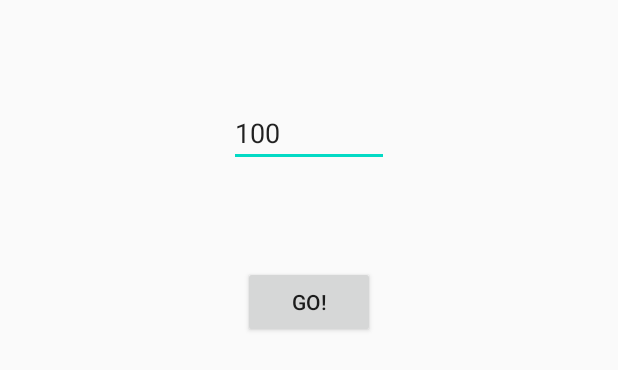
After one commit to Trewep/Portfolio, an Android app: the layout activity_start.xml on its own in the app's theme, with its tools: preview values and no code run, on a phone screen of 412 x 824 dp. The commit adds this screen. Shown: the top 370 px of the screen. Run offline under Robolectric (Android 15) with nearby library versions, the phone set to English and light mode, and no system bars.

Commit message:
sixth commit

```diff
--- a/app/build.gradle
+++ b/app/build.gradle
@@ -32,4 +32,5 @@ dependencies {
     androidTestImplementation 'androidx.test.espresso:espresso-core:3.3.0'
     implementation 'androidx.recycleview:recycleview:1.1.0'
     implementation "androidx.recyclerview:recyclerview-selection:1.1.0-rc03"
+    implementation 'com.android.volley:volley:1.1.1'
 }
--- a/app/src/main/res/layout/activity_main.xml
+++ b/app/src/main/res/layout/activity_main.xml
@@ -9,7 +9,7 @@
     <androidx.recyclerview.widget.RecyclerView
         android:layout_width="match_parent"
         android:layout_height="wrap_content"
-        android:id="@id/list_view"/>
+        android:id="@+id/recycler"/>
 
 
 
--- /dev/null
+++ b/app/src/main/res/layout/activity_start.xml
@@ -0,0 +1,28 @@
+<?xml version="1.0" encoding="utf-8"?>
+<LinearLayout
+    xmlns:android="http://schemas.android.com/apk/res/android"
+    xmlns:tools="http://schemas.android.com/tools"
+    android:layout_width="match_parent"
+    android:layout_height="match_parent"
+    android:orientation="vertical"
+    tools:context=".StartActivity">
+
+    <EditText
+        android:layout_width="wrap_content"
+        android:layout_height="wrap_content"
+        android:id="@+id/numberEditText"
+        android:layout_margin="66dp"
+        android:ems="5"
+        android:inputType="number"
+        android:text="100"
+        android:layout_gravity="center"/>
+
+    <Button
+        android:layout_width="wrap_content"
+        android:layout_height="wrap_content"
+        android:id="@+id/button"
+        android:text="Go!"
+        android:layout_gravity="center"
+        android:onClick="startFizzBuzz"/>
+
+</LinearLayout>
```
Also changed, not shown: app/src/main/java/be/trewep/portfolio/MainActivity.java (+31 -18 lines), app/src/main/java/be/trewep/portfolio/StartActivity.java (added, +28 -0 lines).
